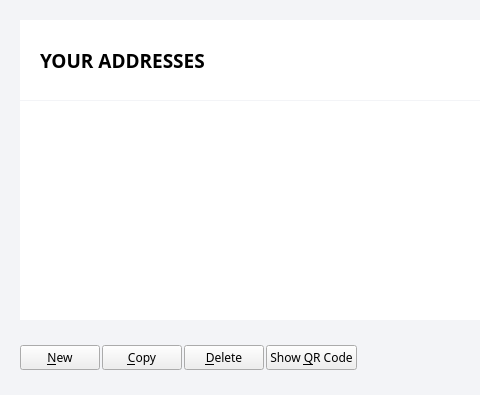
Old version of the form src/qt/forms/addressbookpage.ui in the repository aurovine/AudioCoin; both pictures show x 0 to 480 and y 0 to 395 of the 865 by 395 pixel window.
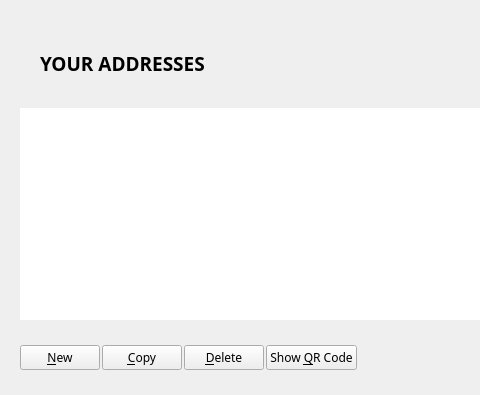
New version of the form. Icons and pictures are not drawn. Custom widgets are drawn as their Qt base class.

Diff of the .ui file:
```diff
--- a/src/qt/forms/addressbookpage.ui
+++ b/src/qt/forms/addressbookpage.ui
@@ -13,36 +13,6 @@
   <property name="windowTitle">
    <string>Address Book</string>
   </property>
-  <property name="styleSheet">
-   <string notr="true">QLineEdit { border: none; border-bottom: 2px solid #3cb0e5; padding: 3px 5px; background: transparent; }
-QLineEdit:disabled { border-color: #899399; }
-
-#AddressBookPage { background-color: #f3f4f7; }
-#headerWidget{ background-color: white; }
-#explanationWidget{ background-color: white; }
-#listWidget { background-color: white; }
-
-QTableView::item {
-	border: 0;
-	padding: 5px 15px;
-}
-
-QHeaderView::section {
-	font-family: 'Montserrat';
-	font-size: 10px;
-	text-transform: uppercase;
-	padding: 5px 20px;
-	border: none;
-}
-
-QHeaderView::down_arrow {
-	image: url(:/icons/material/black/arrow_down);
-}
-
-QHeaderView::up_arrow {
-	image: url(:/icons/material/black/arrow_up);
-}</string>
-  </property>
   <layout class="QVBoxLayout" name="verticalLayout" stretch="0,0">
    <property name="spacing">
     <number>0</number>
@@ -78,7 +48,7 @@
        <number>0</number>
       </property>
       <item>
-       <widget class="QWidget" name="headerWidget" native="true">
+       <widget class="QWidget" name="titleWidget" native="true">
         <property name="minimumSize">
          <size>
           <width>0</width>
@@ -86,20 +56,41 @@
          </size>
         </property>
         <layout class="QHBoxLayout" name="horizontalLayout_2">
+         <property name="spacing">
+          <number>1</number>
+         </property>
          <property name="leftMargin">
-          <number>20</number>
+          <number>0</number>
          </property>
          <property name="topMargin">
+          <number>0</number>
+         </property>
+         <property name="rightMargin">
+          <number>0</number>
+         </property>
+         <property name="bottomMargin">
+          <number>0</number>
+         </property>
+         <item>
+          <widget class="QThemedPanel" name="title" native="true">
+           <layout class="QHBoxLayout" name="titleLayout">
+            <property name="spacing">
+             <number>5</number>
+            </property>
+            <property name="leftMargin">
           <number>20</number>
          </property>
+            <property name="topMargin">
+             <number>30</number>
+            </property>
          <property name="rightMargin">
           <number>20</number>
          </property>
          <property name="bottomMargin">
-          <number>20</number>
+             <number>30</number>
          </property>
          <item>
-          <widget class="QLabel" name="title">
+             <widget class="QLabel" name="titleLabel">
            <property name="font">
             <font>
              <family>Montserrat</family>
@@ -142,6 +133,9 @@
         </layout>
        </widget>
       </item>
+        </layout>
+       </widget>
+      </item>
       <item>
        <widget class="QWidget" name="listWidget" native="true">
         <layout class="QHBoxLayout" name="listWidgetLayout">
@@ -171,17 +165,6 @@
            <property name="toolTip">
             <string>Double-click to edit address or label</string>
            </property>
-           <property name="styleSheet">
-            <string notr="true">#tableView::item {
-	font-family: 'Open Sans';
-	font-size: 12px;
-}
-
-#tableView::item:selected {
-	background-color: #3cb0e5;
-	color: white;
-}</string>
-           </property>
            <property name="frameShape">
             <enum>QFrame::NoFrame</enum>
            </property>
@@ -240,9 +223,6 @@
        <height>75</height>
       </size>
      </property>
-     <property name="styleSheet">
-      <string notr="true">#buttonWidget { background-color: #f3f4f7; }</string>
-     </property>
      <layout class="QHBoxLayout" name="horizontalLayout">
       <property name="spacing">
        <number>2</number>
@@ -376,6 +356,12 @@
   </layout>
  </widget>
  <customwidgets>
+  <customwidget>
+   <class>QThemedPanel</class>
+   <extends>QWidget</extends>
+   <header>qthemedpanel.h</header>
+   <container>1</container>
+  </customwidget>
   <customwidget>
    <class>QCustomButton</class>
    <extends>QPushButton</extends>
```
Lines whose indentation alone changed are shown as unchanged.
